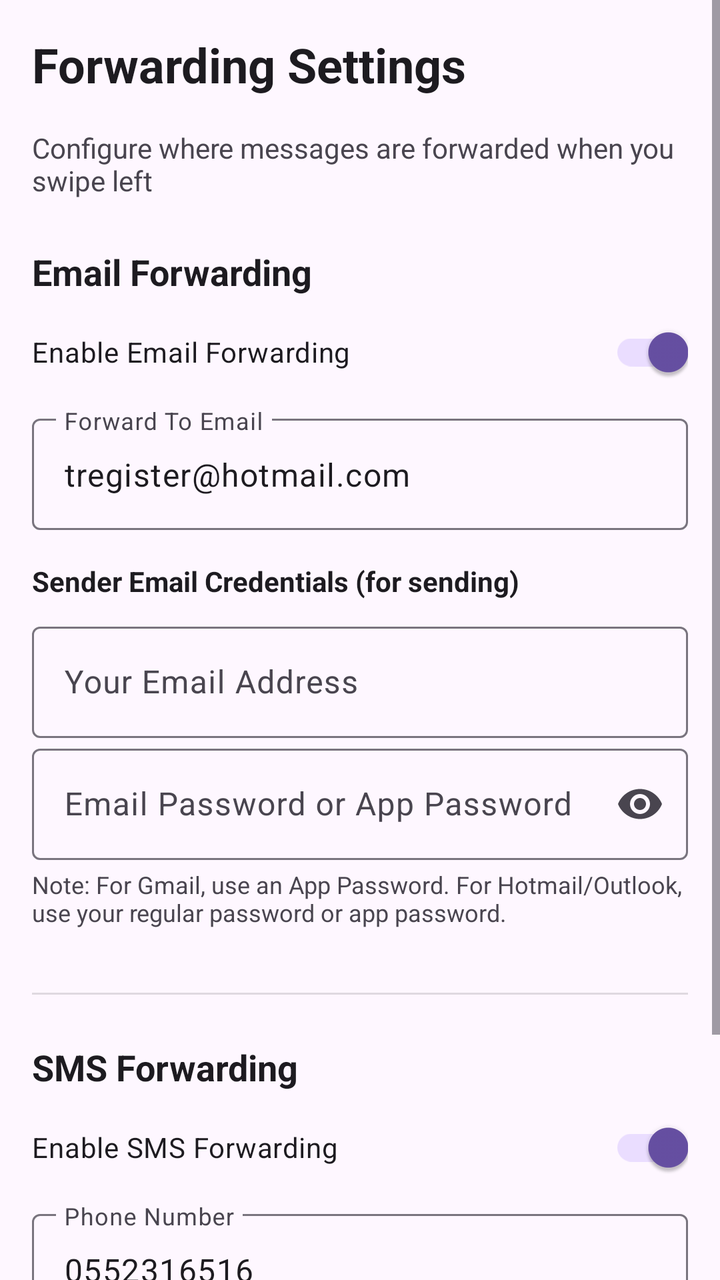
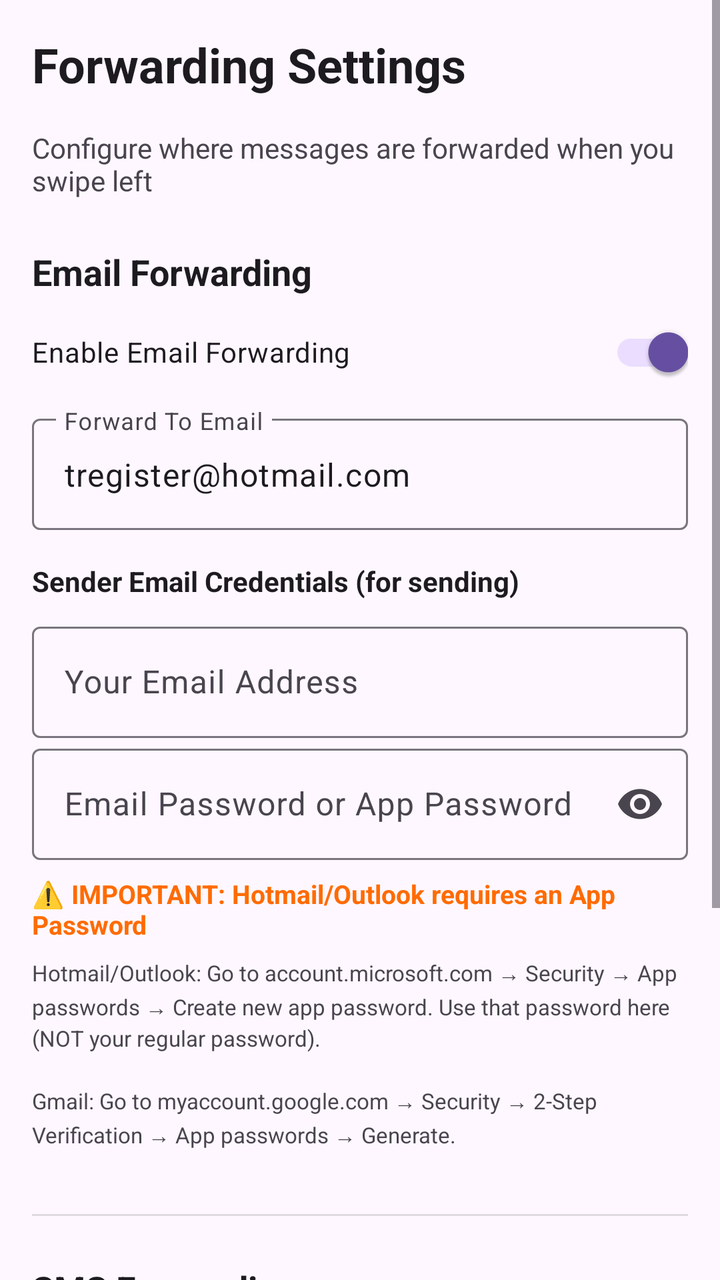

Two renders of the same Android screen: before a commit and after it. Below are the layout's source before the change and the commit's diff.
<!-- AndroidManifest.xml: application theme Theme.Material3.DayNight -->
<!-- res/layout/activity_settings.xml -->
<?xml version="1.0" encoding="utf-8"?>
<ScrollView xmlns:android="http://schemas.android.com/apk/res/android"
    xmlns:app="http://schemas.android.com/apk/res-auto"
    android:layout_width="match_parent"
    android:layout_height="match_parent"
    android:fillViewport="true">

    <LinearLayout
        android:layout_width="match_parent"
        android:layout_height="wrap_content"
        android:orientation="vertical"
        android:padding="16dp">

        <TextView
            android:layout_width="match_parent"
            android:layout_height="wrap_content"
            android:text="Forwarding Settings"
            android:textSize="24sp"
            android:textStyle="bold"
            android:textColor="?android:attr/textColorPrimary"
            android:paddingBottom="16dp" />

        <TextView
            android:layout_width="match_parent"
            android:layout_height="wrap_content"
            android:text="Configure where messages are forwarded when you swipe left"
            android:textSize="14sp"
            android:textColor="?android:attr/textColorSecondary"
            android:paddingBottom="24dp" />

        
        <TextView
            android:layout_width="match_parent"
            android:layout_height="wrap_content"
            android:text="Email Forwarding"
            android:textSize="18sp"
            android:textStyle="bold"
            android:textColor="?android:attr/textColorPrimary"
            android:paddingBottom="8dp" />

        <com.google.android.material.switchmaterial.SwitchMaterial
            android:id="@+id/emailToggle"
            android:layout_width="match_parent"
            android:layout_height="wrap_content"
            android:text="Enable Email Forwarding"
            android:checked="true"
            android:paddingBottom="8dp" />

        <com.google.android.material.textfield.TextInputLayout
            android:layout_width="match_parent"
            android:layout_height="wrap_content"
            android:hint="Forward To Email"
            style="@style/Widget.Material3.TextInputLayout.OutlinedBox">

            <com.google.android.material.textfield.TextInputEditText
                android:id="@+id/emailInput"
                android:layout_width="match_parent"
                android:layout_height="wrap_content"
                android:inputType="textEmailAddress"
                android:text="tregister@hotmail.com" />

        </com.google.android.material.textfield.TextInputLayout>

        <TextView
            android:layout_width="match_parent"
            android:layout_height="wrap_content"
            android:text="Sender Email Credentials (for sending)"
            android:textSize="14sp"
            android:textStyle="bold"
            android:textColor="?android:attr/textColorPrimary"
            android:paddingTop="16dp"
            android:paddingBottom="8dp" />

        <com.google.android.material.textfield.TextInputLayout
            android:layout_width="match_parent"
            android:layout_height="wrap_content"
            android:hint="Your Email Address"
            style="@style/Widget.Material3.TextInputLayout.OutlinedBox">

            <com.google.android.material.textfield.TextInputEditText
                android:id="@+id/senderEmailInput"
                android:layout_width="match_parent"
                android:layout_height="wrap_content"
                android:inputType="textEmailAddress"
                android:text="" />

        </com.google.android.material.textfield.TextInputLayout>

        <com.google.android.material.textfield.TextInputLayout
            android:layout_width="match_parent"
            android:layout_height="wrap_content"
            android:hint="Email Password or App Password"
            style="@style/Widget.Material3.TextInputLayout.OutlinedBox"
            app:endIconMode="password_toggle">

            <com.google.android.material.textfield.TextInputEditText
                android:id="@+id/emailPasswordInput"
                android:layout_width="match_parent"
                android:layout_height="wrap_content"
                android:inputType="textPassword"
                android:text="" />

        </com.google.android.material.textfield.TextInputLayout>

        <TextView
            android:layout_width="match_parent"
            android:layout_height="wrap_content"
            android:text="Note: For Gmail, use an App Password. For Hotmail/Outlook, use your regular password or app password."
            android:textSize="12sp"
            android:textColor="?android:attr/textColorSecondary"
            android:paddingTop="4dp"
            android:paddingBottom="8dp" />

        <View
            android:layout_width="match_parent"
            android:layout_height="1dp"
            android:background="?android:attr/listDivider"
            android:layout_marginTop="24dp"
            android:layout_marginBottom="24dp" />

        
        <TextView
            android:layout_width="match_parent"
            android:layout_height="wrap_content"
            android:text="SMS Forwarding"
            android:textSize="18sp"
            android:textStyle="bold"
            android:textColor="?android:attr/textColorPrimary"
            android:paddingBottom="8dp" />

        <com.google.android.material.switchmaterial.SwitchMaterial
            android:id="@+id/smsToggle"
            android:layout_width="match_parent"
            android:layout_height="wrap_content"
            android:text="Enable SMS Forwarding"
            android:checked="true"
            android:paddingBottom="8dp" />

        <com.google.android.material.textfield.TextInputLayout
            android:layout_width="match_parent"
            android:layout_height="wrap_content"
            android:hint="Phone Number"
            style="@style/Widget.Material3.TextInputLayout.OutlinedBox">

            <com.google.android.material.textfield.TextInputEditText
                android:id="@+id/phoneInput"
                android:layout_width="match_parent"
                android:layout_height="wrap_content"
                android:inputType="phone"
                android:text="0552316516" />

        </com.google.android.material.textfield.TextInputLayout>

        <View
            android:layout_width="match_parent"
            android:layout_height="1dp"
            android:background="?android:attr/listDivider"
            android:layout_marginTop="24dp"
            android:layout_marginBottom="24dp" />

        
        <Button
            android:id="@+id/saveButton"
            android:layout_width="match_parent"
            android:layout_height="wrap_content"
            android:text="Save Settings"
            android:layout_marginTop="16dp" />

    </LinearLayout>

</ScrollView>
<!-- resources referenced by this layout -->
<resources>

</resources>

<!-- the commit's change to res/layout/activity_settings.xml (unified diff, before → after) -->
@@ -105,11 +105,22 @@
         <TextView
             android:layout_width="match_parent"
             android:layout_height="wrap_content"
-            android:text="Note: For Gmail, use an App Password. For Hotmail/Outlook, use your regular password or app password."
-            android:textSize="12sp"
+            android:text="⚠️ IMPORTANT: Hotmail/Outlook requires an App Password"
+            android:textSize="13sp"
+            android:textStyle="bold"
+            android:textColor="#FF6B00"
+            android:paddingTop="8dp"
+            android:paddingBottom="4dp" />
+
+        <TextView
+            android:layout_width="match_parent"
+            android:layout_height="wrap_content"
+            android:text="Hotmail/Outlook: Go to account.microsoft.com → Security → App passwords → Create new app password. Use that password here (NOT your regular password).\n\nGmail: Go to myaccount.google.com → Security → 2-Step Verification → App passwords → Generate."
+            android:textSize="11sp"
             android:textColor="?android:attr/textColorSecondary"
             android:paddingTop="4dp"
-            android:paddingBottom="8dp" />
+            android:paddingBottom="8dp"
+            android:lineSpacingExtra="2dp" />
 
         <View
             android:layout_width="match_parent"
